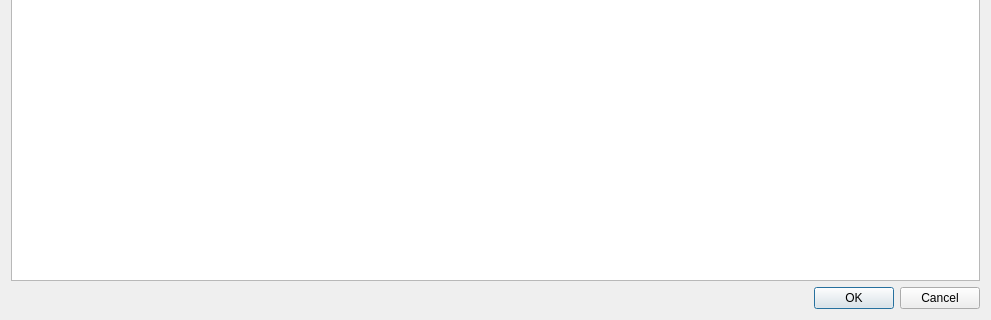
Before: the Qt Designer form src/candle/frmgrblconfigurator.ui in bodyhey/Candle3, drawn with Qt 5; both pictures show x 0 to 991 and y 191 to 511 of the 991 by 511 pixel window.
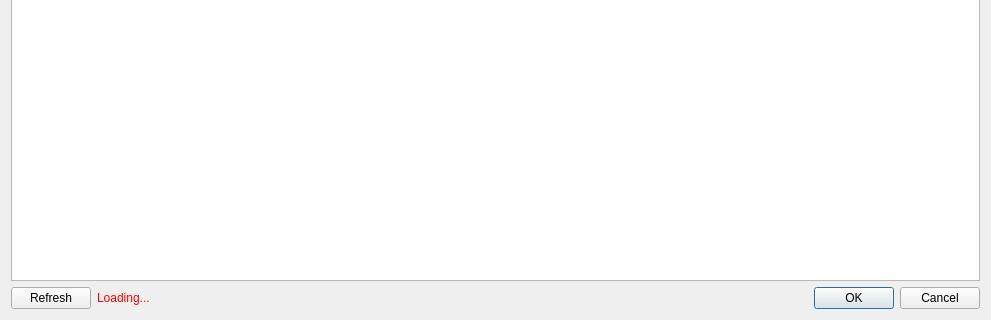
After: the same form once the commit is applied. Custom widgets are drawn as their Qt base class.

Patch:
```diff
--- a/src/candle/frmgrblconfigurator.ui
+++ b/src/candle/frmgrblconfigurator.ui
@@ -23,7 +23,26 @@
    <item>
     <widget class="CPropertyEditor" name="editor"/>
    </item>
-   <item alignment="Qt::AlignRight">
+   <item>
+    <layout class="QHBoxLayout" name="horizontalLayout">
+     <item>
+      <widget class="QPushButton" name="pushButton">
+       <property name="text">
+        <string>Refresh</string>
+       </property>
+      </widget>
+     </item>
+     <item>
+      <widget class="QLabel" name="label">
+       <property name="styleSheet">
+        <string notr="true">color: red;</string>
+       </property>
+       <property name="text">
+        <string>Loading...</string>
+       </property>
+      </widget>
+     </item>
+     <item>
     <widget class="QDialogButtonBox" name="buttonBox">
      <property name="enabled">
       <bool>true</bool>
@@ -41,6 +60,8 @@
       <bool>false</bool>
      </property>
     </widget>
+     </item>
+    </layout>
    </item>
   </layout>
  </widget>
```
Left out of the diff: 8 changed lines with no effect on the pictures. Lines whose indentation alone changed are shown as unchanged.
